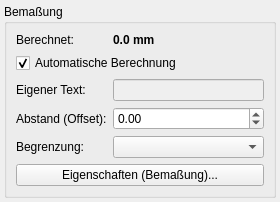
This is sources/ui/dimensionpropertieswidget.ui in qelectrotech/qelectrotech-source-mirror as Qt 5 draws it before an edit. The edited form follows.
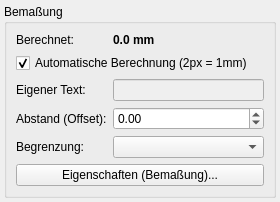
This is the edited form.

Commit message: Clarify automatic calculation label with (2px = 1mm) scale notice

```diff
--- a/sources/ui/dimensionpropertieswidget.ui
+++ b/sources/ui/dimensionpropertieswidget.ui
@@ -60,7 +60,7 @@
       <item row="1" column="0" colspan="2">
        <widget class="QCheckBox" name="m_auto_cb">
         <property name="text">
-         <string>Automatische Berechnung</string>
+         <string>Automatische Berechnung (2px = 1mm)</string>
         </property>
         <property name="checked">
          <bool>true</bool>
```
The commit also changes 2 other files.
